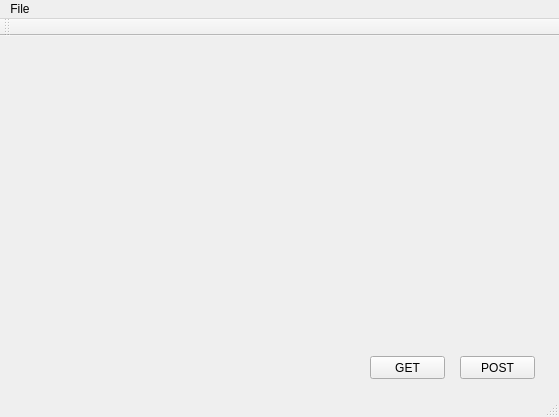
tranter/qt-google-drive, file mainwindow.ui: the form before one commit.
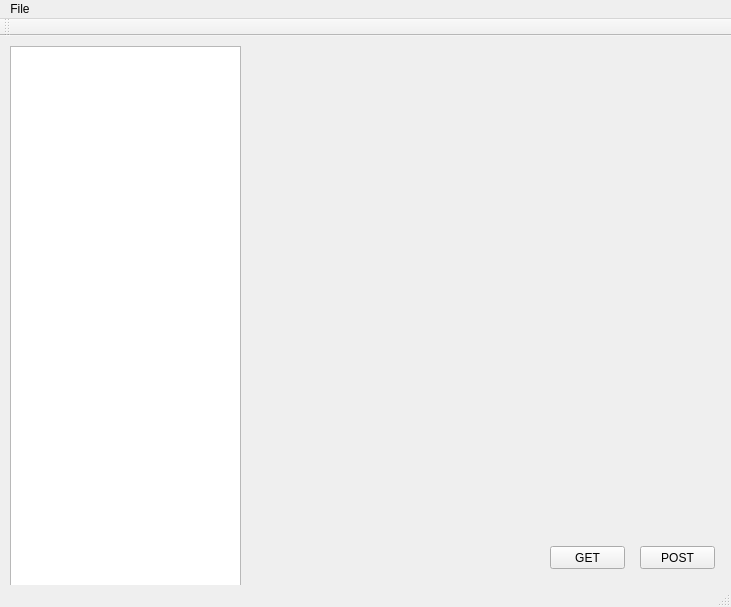
The form after the commit.

Commit message: add XMLParser class, some changes in interface, some changes to use Documents List API, modified AppRegData.h

The edit to the form file:
```diff
--- a/mainwindow.ui
+++ b/mainwindow.ui
@@ -6,8 +6,8 @@
    <rect>
     <x>0</x>
     <y>0</y>
-    <width>559</width>
-    <height>417</height>
+    <width>731</width>
+    <height>607</height>
    </rect>
   </property>
   <property name="windowTitle">
@@ -17,8 +17,8 @@
    <widget class="QPushButton" name="getButton">
     <property name="geometry">
      <rect>
-      <x>370</x>
-      <y>320</y>
+      <x>550</x>
+      <y>510</y>
       <width>75</width>
       <height>23</height>
      </rect>
@@ -30,8 +30,8 @@
    <widget class="QPushButton" name="postButton">
     <property name="geometry">
      <rect>
-      <x>460</x>
-      <y>320</y>
+      <x>640</x>
+      <y>510</y>
       <width>75</width>
       <height>23</height>
      </rect>
@@ -40,13 +40,23 @@
      <string>POST</string>
     </property>
    </widget>
+   <widget class="QTreeView" name="treeView">
+    <property name="geometry">
+     <rect>
+      <x>10</x>
+      <y>10</y>
+      <width>231</width>
+      <height>541</height>
+     </rect>
+    </property>
+   </widget>
   </widget>
   <widget class="QMenuBar" name="menuBar">
    <property name="geometry">
     <rect>
      <x>0</x>
      <y>0</y>
-     <width>559</width>
+     <width>731</width>
      <height>21</height>
     </rect>
    </property>
```
The commit also changes 6 other files.
